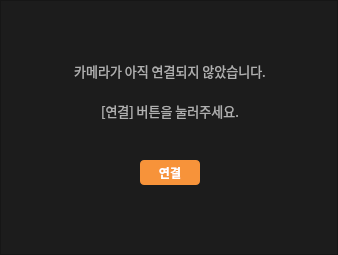
This is dms_central/camframe.ui in veda-team4/dms as Qt 5 draws it before an edit. The edited form follows.
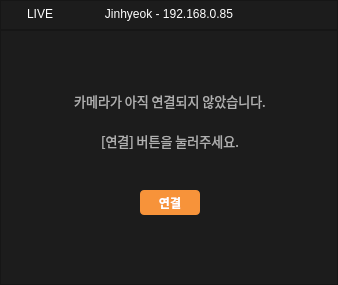
This is the edited form. Icons and pictures are not drawn.

Commit message: camFrame 에 상단 LIVE / Name - IP / X 버튼 추가

Diff of the .ui file:
```diff
--- a/dms_central/camframe.ui
+++ b/dms_central/camframe.ui
@@ -7,7 +7,7 @@
     <x>0</x>
     <y>0</y>
     <width>338</width>
-    <height>255</height>
+    <height>285</height>
    </rect>
   </property>
   <property name="windowTitle">
@@ -20,7 +20,7 @@
    <property name="geometry">
     <rect>
      <x>0</x>
-     <y>0</y>
+     <y>30</y>
      <width>338</width>
      <height>255</height>
     </rect>
@@ -109,7 +109,7 @@
    <property name="geometry">
     <rect>
      <x>0</x>
-     <y>0</y>
+     <y>30</y>
      <width>338</width>
      <height>255</height>
     </rect>
@@ -180,7 +180,7 @@
    <property name="geometry">
     <rect>
      <x>0</x>
-     <y>0</y>
+     <y>30</y>
      <width>338</width>
      <height>255</height>
     </rect>
@@ -323,7 +323,7 @@
    <property name="geometry">
     <rect>
      <x>0</x>
-     <y>0</y>
+     <y>30</y>
      <width>338</width>
      <height>255</height>
     </rect>
@@ -354,6 +354,143 @@
     </property>
    </widget>
   </widget>
+  <widget class="QFrame" name="TopFrame">
+   <property name="geometry">
+    <rect>
+     <x>0</x>
+     <y>0</y>
+     <width>338</width>
+     <height>30</height>
+    </rect>
+   </property>
+   <property name="styleSheet">
+    <string notr="true">background-color: #1C1C1C;
+border-bottom: 1px solid #2C2C2C;
+color: white;</string>
+   </property>
+   <property name="frameShape">
+    <enum>QFrame::Shape::StyledPanel</enum>
+   </property>
+   <property name="frameShadow">
+    <enum>QFrame::Shadow::Raised</enum>
+   </property>
+   <widget class="QFrame" name="topFrame">
+    <property name="geometry">
+     <rect>
+      <x>0</x>
+      <y>0</y>
+      <width>338</width>
+      <height>30</height>
+     </rect>
+    </property>
+    <property name="styleSheet">
+     <string notr="true">background-color: #1C1C1C;
+border-bottom: 1px solid #2C2C2C;
+color: white;</string>
+    </property>
+    <property name="frameShape">
+     <enum>QFrame::Shape::StyledPanel</enum>
+    </property>
+    <property name="frameShadow">
+     <enum>QFrame::Shadow::Raised</enum>
+    </property>
+    <widget class="QLabel" name="liveLabel">
+     <property name="geometry">
+      <rect>
+       <x>27</x>
+       <y>4</y>
+       <width>31</width>
+       <height>20</height>
+      </rect>
+     </property>
+     <property name="styleSheet">
+      <string notr="true">background-color: transparent;
+color: white;
+border: none;</string>
+     </property>
+     <property name="text">
+      <string>LIVE</string>
+     </property>
+    </widget>
+    <widget class="QLabel" name="label_6">
+     <property name="geometry">
+      <rect>
+       <x>6</x>
+       <y>7</y>
+       <width>15</width>
+       <height>15</height>
+      </rect>
+     </property>
+     <property name="styleSheet">
+      <string notr="true">border: none;</string>
+     </property>
+     <property name="text">
+      <string/>
+     </property>
+     <property name="pixmap">
+      <pixmap resource="resources/resources.qrc">:/images/image/reddot.png</pixmap>
+     </property>
+     <property name="scaledContents">
+      <bool>true</bool>
+     </property>
+    </widget>
+    <widget class="QLabel" name="nameipLabel">
+     <property name="geometry">
+      <rect>
+       <x>0</x>
+       <y>0</y>
+       <width>338</width>
+       <height>27</height>
+      </rect>
+     </property>
+     <property name="styleSheet">
+      <string notr="true">border: none;
+background-color: transparent;</string>
+     </property>
+     <property name="text">
+      <string>Jinhyeok - 192.168.0.85</string>
+     </property>
+     <property name="alignment">
+      <set>Qt::AlignmentFlag::AlignCenter</set>
+     </property>
+    </widget>
+    <widget class="QPushButton" name="xbutton">
+     <property name="geometry">
+      <rect>
+       <x>315</x>
+       <y>5</y>
+       <width>20</width>
+       <height>20</height>
+      </rect>
+     </property>
+     <property name="styleSheet">
+      <string notr="true">QPushButton{
+qproperty-icon: url(&quot;:/images/image/close.svg&quot;);
+qproperty-iconSize: 19px 19px;
+text: &quot;&quot;;               /* 텍스트 지우기 */
+background: transparent;
+border: none;
+}
+QPushButton:hover {
+    background-color: rgba(255,255,255,0.10); /* 10% 밝은 배경 */
+    color: #D8D8D8;                           /* 아이콘을 약간 밝게 */
+}
+
+QPushButton:pressed {
+    background-color: rgba(255,255,255,0.20); /* 20% 밝은 배경 */
+    color: #FFFFFF;                           /* 아이콘을 완전 화이트로 */
+}</string>
+     </property>
+     <property name="text">
+      <string/>
+     </property>
+    </widget>
+    <zorder>nameipLabel</zorder>
+    <zorder>xbutton</zorder>
+    <zorder>label_6</zorder>
+    <zorder>liveLabel</zorder>
+   </widget>
+  </widget>
   <zorder>videoFrame</zorder>
   <zorder>waitingFrame_2</zorder>
   <zorder>waitingFrame_3</zorder>
```
Left out of the diff: 1 changed line with no effect on the pictures. The commit also changes 2 other files.
